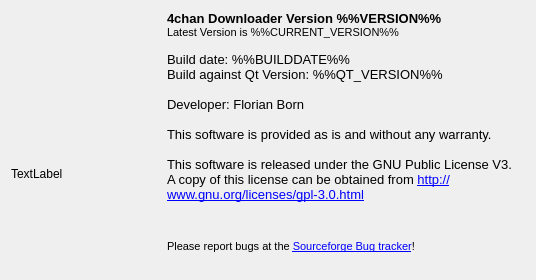
This is uiinfo.ui in chrisdevchroma/fourchan-dl as Qt 5 draws it before an edit. The edited form follows.
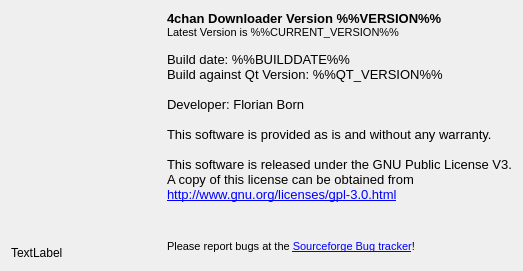
This is the edited form. Icons and pictures are not drawn.

Commit message: Info dialogue updated

Diff of the .ui file:
```diff
--- a/uiinfo.ui
+++ b/uiinfo.ui
@@ -6,8 +6,8 @@
    <rect>
     <x>0</x>
     <y>0</y>
-    <width>532</width>
-    <height>280</height>
+    <width>513</width>
+    <height>271</height>
    </rect>
   </property>
   <property name="sizePolicy">
@@ -25,6 +25,8 @@
   </property>
   <layout class="QGridLayout" name="gridLayout">
    <item row="0" column="0">
+    <layout class="QVBoxLayout" name="verticalLayout_2">
+     <item>
     <widget class="QLabel" name="label">
      <property name="sizePolicy">
       <sizepolicy hsizetype="Fixed" vsizetype="Fixed">
@@ -49,8 +51,36 @@
      </property>
     </widget>
    </item>
-   <item row="0" column="1" rowspan="3">
+     <item>
+      <spacer name="verticalSpacer_2">
+       <property name="orientation">
+        <enum>Qt::Vertical</enum>
+       </property>
+       <property name="sizeHint" stdset="0">
+        <size>
+         <width>20</width>
+         <height>40</height>
+        </size>
+       </property>
+      </spacer>
+     </item>
+     <item>
+      <widget class="QLabel" name="lStatistics">
+       <property name="text">
+        <string>TextLabel</string>
+       </property>
+      </widget>
+     </item>
+    </layout>
+   </item>
+   <item row="0" column="1">
     <widget class="QLabel" name="label_2">
+     <property name="sizePolicy">
+      <sizepolicy hsizetype="MinimumExpanding" vsizetype="MinimumExpanding">
+       <horstretch>0</horstretch>
+       <verstretch>0</verstretch>
+      </sizepolicy>
+     </property>
      <property name="text">
       <string>&lt;!DOCTYPE HTML PUBLIC &quot;-//W3C//DTD HTML 4.0//EN&quot; &quot;http://www.w3.org/TR/REC-html40/strict.dtd&quot;&gt;
 &lt;html&gt;&lt;head&gt;&lt;meta name=&quot;qrichtext&quot; content=&quot;1&quot; /&gt;&lt;style type=&quot;text/css&quot;&gt;
@@ -67,7 +97,8 @@
 &lt;p style=&quot; margin-top:0px; margin-bottom:0px; margin-left:0px; margin-right:0px; -qt-block-indent:0; text-indent:0px;&quot;&gt;&lt;span style=&quot; font-size:10pt;&quot;&gt;This software is provided as is and without any warranty.&lt;/span&gt;&lt;/p&gt;
 &lt;p style=&quot;-qt-paragraph-type:empty; margin-top:0px; margin-bottom:0px; margin-left:0px; margin-right:0px; -qt-block-indent:0; text-indent:0px; font-size:10pt;&quot;&gt;&lt;/p&gt;
 &lt;p style=&quot; margin-top:0px; margin-bottom:0px; margin-left:0px; margin-right:0px; -qt-block-indent:0; text-indent:0px;&quot;&gt;&lt;span style=&quot; font-size:10pt;&quot;&gt;This software is released under the GNU Public License V3.&lt;/span&gt;&lt;/p&gt;
-&lt;p style=&quot; margin-top:0px; margin-bottom:0px; margin-left:0px; margin-right:0px; -qt-block-indent:0; text-indent:0px;&quot;&gt;&lt;span style=&quot; font-size:10pt;&quot;&gt;A copy of this license can be obtained from &lt;/span&gt;&lt;a href=&quot;http://www.gnu.org/licenses/gpl-3.0.html&quot;&gt;&lt;span style=&quot; font-size:10pt; text-decoration: underline; color:#0000ff;&quot;&gt;http://www.gnu.org/licenses/gpl-3.0.html&lt;/span&gt;&lt;/a&gt;&lt;/p&gt;
+&lt;p style=&quot; margin-top:0px; margin-bottom:0px; margin-left:0px; margin-right:0px; -qt-block-indent:0; text-indent:0px;&quot;&gt;&lt;span style=&quot; font-size:10pt;&quot;&gt;A copy of this license can be obtained from&lt;/span&gt;&lt;/p&gt;
+&lt;p style=&quot; margin-top:0px; margin-bottom:0px; margin-left:0px; margin-right:0px; -qt-block-indent:0; text-indent:0px;&quot;&gt;&lt;a href=&quot;http://www.gnu.org/licenses/gpl-3.0.html&quot;&gt;&lt;span style=&quot; font-size:10pt; text-decoration: underline; color:#0000ff;&quot;&gt;http://www.gnu.org/licenses/gpl-3.0.html&lt;/span&gt;&lt;/a&gt;&lt;/p&gt;
 &lt;p style=&quot; margin-top:0px; margin-bottom:0px; margin-left:0px; margin-right:0px; -qt-block-indent:0; text-indent:0px;&quot;&gt;&lt;span style=&quot; font-size:8pt;&quot;&gt;&lt;br /&gt;&lt;/span&gt;&lt;/p&gt;
 &lt;p style=&quot; margin-top:12px; margin-bottom:12px; margin-left:0px; margin-right:0px; -qt-block-indent:0; text-indent:0px;&quot;&gt;&lt;span style=&quot; font-size:8pt;&quot;&gt;Please report bugs at the &lt;/span&gt;&lt;a href=&quot;https://sourceforge.net/tracker/?group_id=408078&quot;&gt;&lt;span style=&quot; font-size:8pt; text-decoration: underline; color:#0000ff;&quot;&gt;Sourceforge Bug tracker&lt;/span&gt;&lt;/a&gt;&lt;span style=&quot; font-size:8pt;&quot;&gt;!&lt;/span&gt;&lt;/p&gt;&lt;/body&gt;&lt;/html&gt;</string>
      </property>
@@ -85,39 +116,6 @@
      </property>
     </widget>
    </item>
-   <item row="1" column="0">
-    <widget class="QLabel" name="lStatistics">
-     <property name="text">
-      <string>TextLabel</string>
-     </property>
-    </widget>
-   </item>
-   <item row="2" column="0">
-    <spacer name="verticalSpacer_2">
-     <property name="orientation">
-      <enum>Qt::Vertical</enum>
-     </property>
-     <property name="sizeHint" stdset="0">
-      <size>
-       <width>20</width>
-       <height>40</height>
-      </size>
-     </property>
-    </spacer>
-   </item>
-   <item row="3" column="0" colspan="2">
-    <spacer name="verticalSpacer">
-     <property name="orientation">
-      <enum>Qt::Vertical</enum>
-     </property>
-     <property name="sizeHint" stdset="0">
-      <size>
-       <width>514</width>
-       <height>3</height>
-      </size>
-     </property>
-    </spacer>
-   </item>
   </layout>
  </widget>
  <resources>
```
Lines whose indentation alone changed are shown as unchanged. The commit also changes 1 other file.
